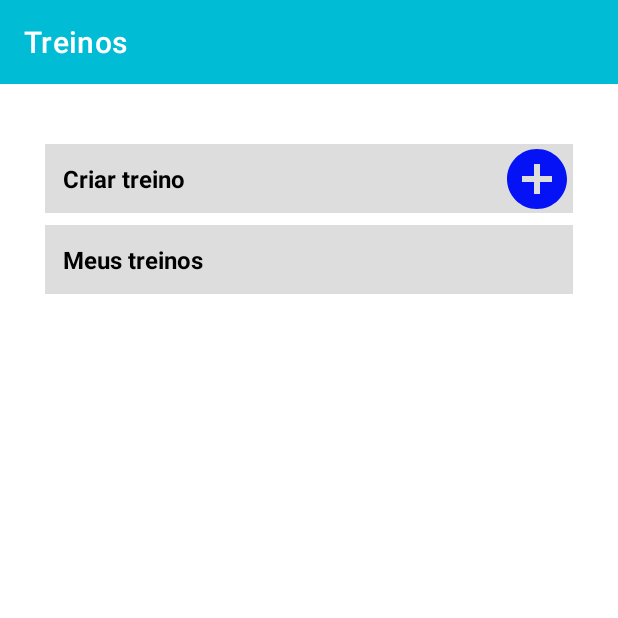
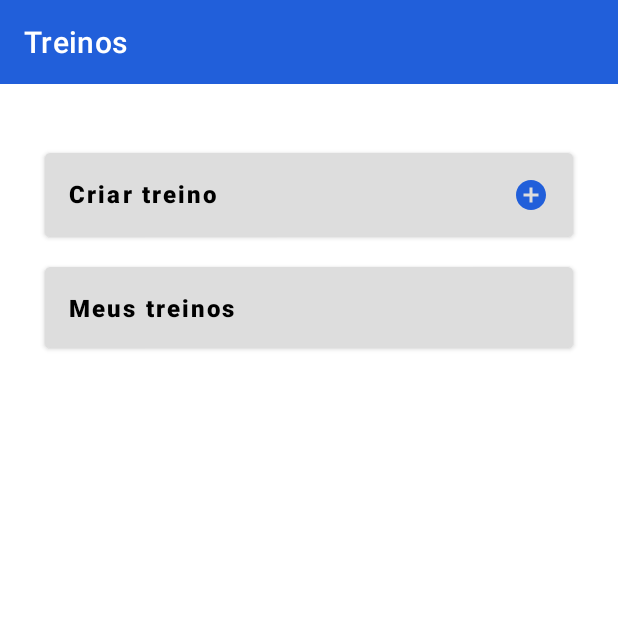
Before and after one commit to EduardoCarvalhoo/training_app, an Android app: the HomeActivity screen opened directly, with no data from a screen before it, on a phone screen of 412 x 824 dp, the top half of it. Run offline under Robolectric (Android 15) with nearby library versions, the phone set to English and light mode, and no system bars.

Commit message:
Creating screens: home, register training and add exercises

```diff
--- a/app/src/main/res/drawable/baseline_add_circle_24.xml
+++ b/app/src/main/res/drawable/ic_add_circle.xml
@@ -1,4 +1,4 @@
-<vector android:height="24dp" android:tint="#000000"
+<vector android:height="24dp" android:tint="#215FDA"
     android:viewportHeight="24" android:viewportWidth="24"
     android:width="24dp" xmlns:android="http://schemas.android.com/apk/res/android">
     <path android:fillColor="@android:color/white" android:pathData="M12,2C6.48,2 2,6.48 2,12s4.48,10 10,10 10,-4.48 10,-10S17.52,2 12,2zM17,13h-4v4h-2v-4L7,13v-2h4L11,7h2v4h4v2z"/>
--- a/app/src/main/res/drawable/baseline_delete_24.xml
+++ b/app/src/main/res/drawable/ic_delete.xml
@@ -1,5 +1,5 @@
-<vector android:height="24dp" android:tint="#BC1616"
+<vector android:height="32dp" android:tint="#BC1616"
     android:viewportHeight="24" android:viewportWidth="24"
-    android:width="24dp" xmlns:android="http://schemas.android.com/apk/res/android">
+    android:width="32dp" xmlns:android="http://schemas.android.com/apk/res/android">
     <path android:fillColor="@android:color/white" android:pathData="M6,19c0,1.1 0.9,2 2,2h8c1.1,0 2,-0.9 2,-2V7H6v12zM19,4h-3.5l-1,-1h-5l-1,1H5v2h14V4z"/>
 </vector>
--- a/app/src/main/res/layout/activity_home.xml
+++ b/app/src/main/res/layout/activity_home.xml
@@ -10,66 +10,62 @@
         android:id="@+id/home_toolbar"
         android:layout_width="match_parent"
         android:layout_height="?attr/actionBarSize"
-        android:background="#00BCD4"
+        android:background="#215FDA"
         app:titleTextColor="@color/white"
         app:title="@string/home_title_text"
         app:layout_constraintEnd_toEndOf="parent"
         app:layout_constraintStart_toStartOf="parent"
         app:layout_constraintTop_toTopOf="parent" />
 
-    <TextView
-        android:id="@+id/home_create_text_view"
+    <Button
+        android:id="@+id/home_create_add_button"
         android:layout_width="0dp"
         android:layout_height="wrap_content"
         android:layout_marginTop="40dp"
         android:text="@string/home_create_text"
         android:textColor="@color/black"
-        android:background="#DDDDDD"
-        android:padding="12dp"
+        android:backgroundTint="#DDDDDD"
+        android:drawableEnd="@drawable/ic_add_circle"
+        android:gravity="start"
+        android:textAllCaps="false"
+        android:padding="16dp"
         android:textSize="16sp"
         android:textStyle="bold"
         app:layout_constraintEnd_toEndOf="@id/home_end_guideline"
         app:layout_constraintStart_toStartOf="@id/home_start_guideline"
         app:layout_constraintTop_toBottomOf="@+id/home_toolbar" />
 
-    <TextView
-        android:id="@+id/home_training_list_text_view"
+    <Button
+        android:id="@+id/home_training_list_button"
         android:layout_width="0dp"
         android:layout_height="wrap_content"
         android:layout_marginTop="8dp"
         android:text="@string/home_list_text"
         android:textColor="@color/black"
-        android:background="#DDDDDD"
-        android:padding="12dp"
+        android:backgroundTint="#DDDDDD"
+        android:gravity="start"
+        android:textAllCaps="false"
+        android:padding="16dp"
         android:textSize="16sp"
         android:textStyle="bold"
         app:layout_constraintEnd_toEndOf="@id/home_end_guideline"
         app:layout_constraintStart_toStartOf="@id/home_start_guideline"
-        app:layout_constraintTop_toBottomOf="@+id/home_create_text_view" />
+        app:layout_constraintTop_toBottomOf="@+id/home_create_add_button" />
 
     <androidx.recyclerview.widget.RecyclerView
         android:id="@+id/home_recycler_view"
         android:layout_width="0dp"
         android:layout_height="0dp"
         android:layout_marginTop="12dp"
+        android:visibility="gone"
         app:layoutManager="androidx.recyclerview.widget.LinearLayoutManager"
         app:layout_constraintBottom_toBottomOf="parent"
         app:layout_constraintEnd_toEndOf="@id/home_end_guideline"
         app:layout_constraintStart_toStartOf="@id/home_start_guideline"
-        app:layout_constraintTop_toBottomOf="@+id/home_training_list_text_view"
-        tools:listitem="@layout/training_list_item" />
-
-    <Button
-        android:id="@+id/home_button_add"
-        android:layout_width="48dp"
-        android:layout_height="48dp"
-        android:contentDescription="@string/home_button_add_description"
-        android:background="@android:color/transparent"
-        android:foreground="@drawable/baseline_add_circle_24"
-        android:foregroundTint="#0612F6"
-        app:layout_constraintBottom_toBottomOf="@+id/home_create_text_view"
-        app:layout_constraintEnd_toEndOf="@+id/home_create_text_view"
-        app:layout_constraintTop_toTopOf="@+id/home_create_text_view" />
+        app:layout_constraintTop_toBottomOf="@+id/home_training_list_button"
+        tools:listitem="@layout/item_training_list"
+        tools:visibility="visible"
+        tools:itemCount="6"/>
 
     <androidx.constraintlayout.widget.Guideline
         android:id="@+id/home_start_guideline"
```
Also changed, not shown: app/src/main/res/layout/activity_exercises.xml (+24 -10 lines), app/src/main/res/layout/activity_training_creation.xml (+17 -22 lines), app/src/main/res/layout/item_remove_exercise.xml (renamed from app/src/main/res/layout/remove_exercise_item.xml, +9 -10 lines), app/src/main/res/layout/item_select_exercises.xml (renamed from app/src/main/res/layout/training_list_item.xml, +20 -11 lines), app/src/main/res/layout/item_training_list.xml (added, +32 -0 lines), app/src/main/res/layout/select_exercises_item.xml (deleted, +0 -49 lines).
